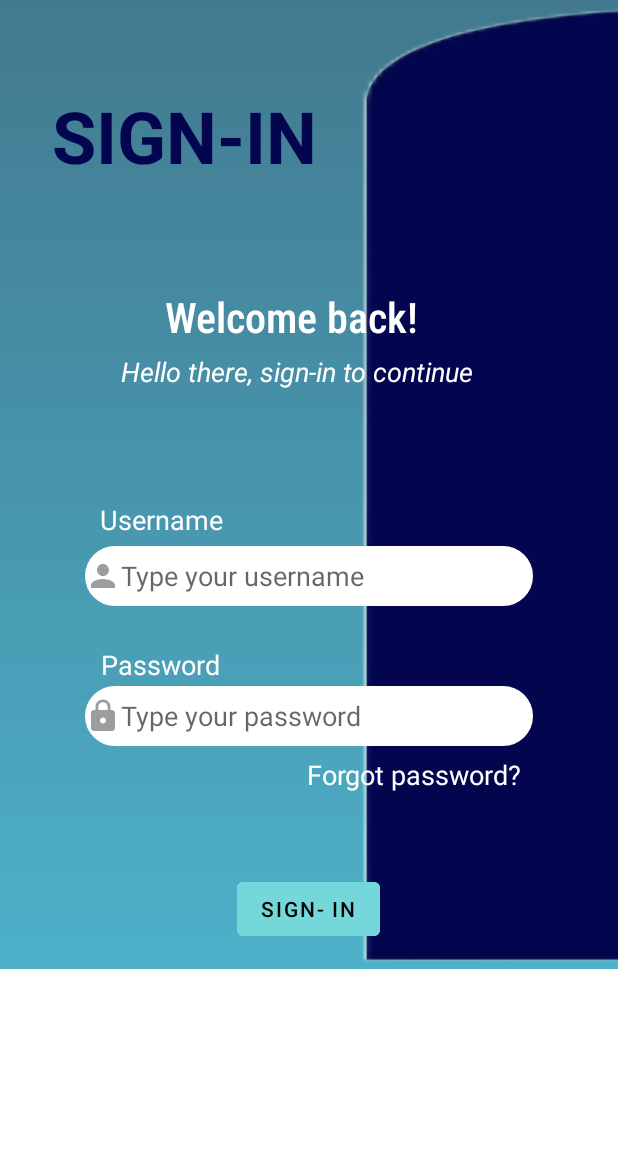
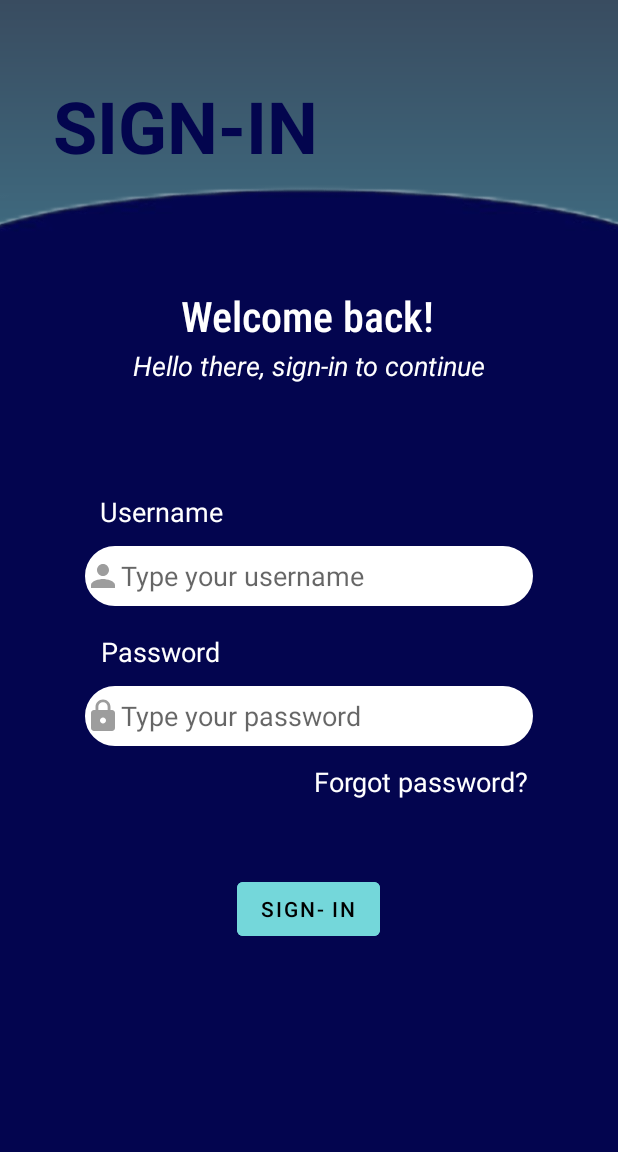
Before and after one commit to cob-byte/Recom, an Android app: the SignIn screen opened directly, with no data from a screen before it, on a phone screen of 412 x 824 dp, the part 84-1236 px from its top. Run offline under Robolectric (Android 15) with nearby library versions, the phone set to English and light mode, and no system bars.

Commit message:
sign in ni ate shiena

```diff
--- a/app/src/main/res/layout/activity_sign_in.xml
+++ b/app/src/main/res/layout/activity_sign_in.xml
@@ -4,26 +4,20 @@
     xmlns:tools="http://schemas.android.com/tools"
     android:layout_width="match_parent"
     android:layout_height="match_parent"
+    android:background="@drawable/gradient_bg"
     tools:context=".SignIn">
 
     <ImageView
-        android:id="@+id/ivimage"
-        android:layout_width="946dp"
-        android:layout_height="646dp"
-        android:scaleType="centerCrop"
-        android:src="@drawable/gradient_bg"
-        tools:layout_editor_absoluteX="-372dp"
-        tools:layout_editor_absoluteY="-328dp"
-        tools:ignore="MissingConstraints" />
-
-    <ImageView
         android:id="@+id/image"
-        android:layout_width="946dp"
-        android:layout_height="646dp"
+        android:layout_width="wrap_content"
+        android:layout_height="wrap_content"
+        android:layout_marginTop="4dp"
         android:scaleType="centerCrop"
         android:src="@drawable/signin_design"
-        tools:layout_editor_absoluteX="-268dp"
-        tools:layout_editor_absoluteY="127dp"
+        app:layout_constraintEnd_toEndOf="parent"
+        app:layout_constraintHorizontal_bias="0.0"
+        app:layout_constraintStart_toStartOf="parent"
+        app:layout_constraintTop_toBottomOf="@+id/Sgn"
         tools:ignore="MissingConstraints" />
 
     <TextView
@@ -31,15 +25,15 @@
         android:layout_width="wrap_content"
         android:layout_height="wrap_content"
         android:text="SIGN-IN"
-        android:textStyle="bold"
         android:textColor="@color/blue"
         android:textSize="48sp"
+        android:textStyle="bold"
         app:layout_constraintBottom_toBottomOf="parent"
         app:layout_constraintEnd_toEndOf="parent"
-        app:layout_constraintHorizontal_bias="0.148"
+        app:layout_constraintHorizontal_bias="0.15"
         app:layout_constraintStart_toStartOf="parent"
         app:layout_constraintTop_toTopOf="parent"
-        app:layout_constraintVertical_bias="0.082" />
+        app:layout_constraintVertical_bias="0.073" />
 
     <TextView
         android:id="@+id/wback"
@@ -52,25 +46,24 @@
         android:textStyle="bold"
         app:layout_constraintBottom_toBottomOf="parent"
         app:layout_constraintEnd_toEndOf="parent"
-        app:layout_constraintHorizontal_bias="0.454"
+        app:layout_constraintHorizontal_bias="0.497"
         app:layout_constraintStart_toStartOf="parent"
         app:layout_constraintTop_toTopOf="parent"
-        app:layout_constraintVertical_bias="0.263" />
+        app:layout_constraintVertical_bias="0.262" />
 
     <TextView
         android:id="@+id/wback2"
         android:layout_width="wrap_content"
         android:layout_height="wrap_content"
         android:text="Hello there, sign-in to continue"
+        android:textColor="@color/white"
+        android:textSize="18sp"
         android:textStyle="italic"
-        android:textSize="18sp"
-        android:textColor="@color/white"
         app:layout_constraintBottom_toBottomOf="parent"
         app:layout_constraintEnd_toEndOf="parent"
-        app:layout_constraintHorizontal_bias="0.456"
         app:layout_constraintStart_toStartOf="parent"
         app:layout_constraintTop_toTopOf="parent"
-        app:layout_constraintVertical_bias="0.317" />
+        app:layout_constraintVertical_bias="0.311" />
 
     <TextView
         android:id="@+id/wback5"
@@ -78,28 +71,28 @@
         android:layout_height="wrap_content"
         android:clickable="true"
         android:text="Forgot password?"
+        android:textColor="@color/white"
         android:textSize="18sp"
-        android:textColor="@color/white"
         app:layout_constraintBottom_toBottomOf="parent"
         app:layout_constraintEnd_toEndOf="parent"
-        app:layout_constraintHorizontal_bias="0.761"
+        app:layout_constraintHorizontal_bias="0.779"
         app:layout_constraintStart_toStartOf="parent"
         app:layout_constraintTop_toTopOf="parent"
-        app:layout_constraintVertical_bias="0.678" />
+        app:layout_constraintVertical_bias="0.684" />
 
     <TextView
         android:id="@+id/wback3"
         android:layout_width="wrap_content"
         android:layout_height="wrap_content"
         android:text="Username"
+        android:textColor="@color/white"
         android:textSize="18sp"
-        android:textColor="@color/white"
         app:layout_constraintBottom_toBottomOf="parent"
         app:layout_constraintEnd_toEndOf="parent"
         app:layout_constraintHorizontal_bias="0.203"
         app:layout_constraintStart_toStartOf="parent"
         app:layout_constraintTop_toTopOf="parent"
-        app:layout_constraintVertical_bias="0.449" />
+        app:layout_constraintVertical_bias="0.442" />
 
     <TextView
         android:id="@+id/wback4"
@@ -113,7 +106,7 @@
         app:layout_constraintHorizontal_bias="0.202"
         app:layout_constraintStart_toStartOf="parent"
         app:layout_constraintTop_toTopOf="parent"
-        app:layout_constraintVertical_bias="0.579" />
+        app:layout_constraintVertical_bias="0.568" />
 
     <EditText
         android:id="@+id/usrname"
```
